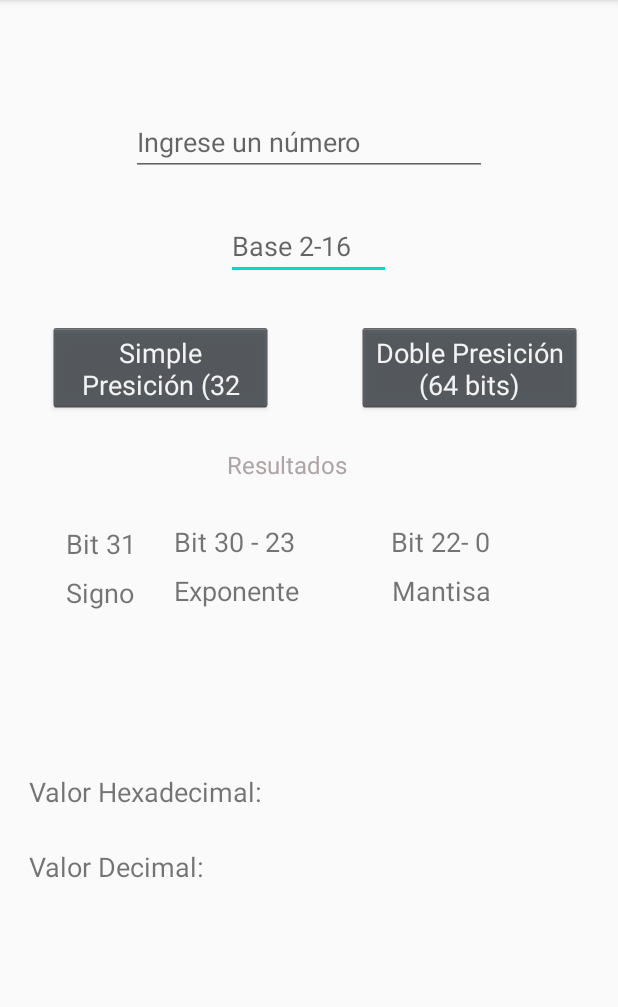
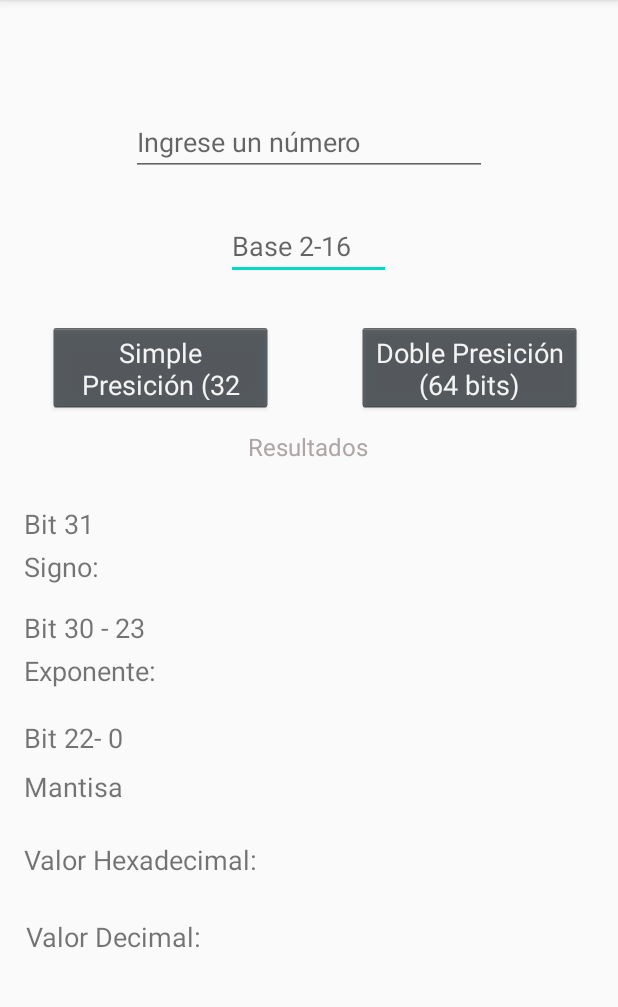
Before and after one commit to Diegohv7/BASE_CONVERTER2, an Android app: the Precisiones screen opened directly, with no data from a screen before it, on a phone screen of 412 x 824 dp, the part 84-1091 px from its top. Run offline under Robolectric (Android 15) with nearby library versions, the phone set to English and light mode, and no system bars.

Commit message:
Base_Converter

```diff
--- a/app/src/main/java/com/example/baseconverter/Converter.java
+++ b/app/src/main/java/com/example/baseconverter/Converter.java
@@ -266,7 +266,7 @@ public class Converter {
            k++;
         }
         n1=astringdouble(nt);
-        n1=n1.substring(1,n1.length());
+        n1=n1.substring(2,n1.length());
         return n1;
     }
     String SimplePrecisionExp(String n1, String b) {
--- a/app/src/main/java/com/example/baseconverter/Precisiones.java
+++ b/app/src/main/java/com/example/baseconverter/Precisiones.java
@@ -28,7 +28,7 @@ public class Precisiones extends AppCompatActivity {
 
 
     //botones
-    public void SimplePresicionExponente(View view) {
+    public void SimplePresicion(View view) {
         String numero = nu.getText().toString() + "";
         String base = ba.getText().toString() + "";
         String result = "ERROR";
@@ -36,19 +36,20 @@ public class Precisiones extends AppCompatActivity {
         String exponente="";
         String signo="";
         if ((numero!="")&&(base!="")) {
-            if ((nro.ainteger(base) > 1) && (nro.ainteger(base) < 17))
+            if ((nro.ainteger(base) > 1) && (nro.ainteger(base) < 17)) {
                 if ((numero.charAt(0)) != '-') {
                     mantisa = nro.conversion(numero, base, "2");
                     exponente = nro.conversion(numero, base, "2");
-                    signo = "1";
-                }else {
+                    signo = "0";
+                } else {
                     numero = nro.limpiar(numero);
                     mantisa = nro.convertirnegativo(numero, base, "2", "8");
                     exponente = nro.conversion(numero, base, "2");
                     signo = "1";
                 }
-              mantisa=nro.SimplePrecisionMan(mantisa,base);
-                exponente=nro.SimplePrecisionExp(exponente,base);
+                mantisa = nro.SimplePrecisionMan(mantisa, base);
+                exponente = nro.SimplePrecisionExp(exponente, base);
+            }
         }if (mantisa!=""){
             man.setText(mantisa);
             exp.setText(exponente);
--- a/app/src/main/res/layout/activity_precisiones.xml
+++ b/app/src/main/res/layout/activity_precisiones.xml
@@ -13,13 +13,15 @@
         android:layout_below="@+id/editText3"
         android:layout_alignParentStart="true"
         android:layout_alignParentLeft="true"
-        android:layout_marginTop="28dp"
+        android:layout_marginStart="16dp"
+        android:layout_marginLeft="16dp"
+        android:layout_marginTop="20dp"
         android:text="Bit 22- 0"
         android:textSize="18sp"
         app:layout_constraintEnd_toEndOf="parent"
-        app:layout_constraintHorizontal_bias="0.754"
+        app:layout_constraintHorizontal_bias="0.0"
         app:layout_constraintStart_toStartOf="parent"
-        app:layout_constraintTop_toBottomOf="@+id/textView9" />
+        app:layout_constraintTop_toBottomOf="@+id/textView16" />
 
     <TextView
         android:id="@+id/textView17"
@@ -28,11 +30,13 @@
         android:layout_below="@+id/editText3"
         android:layout_alignParentStart="true"
         android:layout_alignParentLeft="true"
+        android:layout_marginStart="16dp"
+        android:layout_marginLeft="16dp"
         android:layout_marginTop="8dp"
         android:text="Mantisa"
         android:textSize="18sp"
         app:layout_constraintEnd_toEndOf="parent"
-        app:layout_constraintHorizontal_bias="0.755"
+        app:layout_constraintHorizontal_bias="0.0"
         app:layout_constraintStart_toStartOf="parent"
         app:layout_constraintTop_toBottomOf="@+id/textView14" />
 
@@ -45,13 +49,13 @@
         android:layout_alignParentLeft="true"
         android:layout_marginStart="16dp"
         android:layout_marginLeft="16dp"
-        android:layout_marginTop="52dp"
+        android:layout_marginTop="24dp"
         android:text="Valor Hexadecimal:"
         android:textSize="18sp"
         app:layout_constraintEnd_toStartOf="@+id/textView23"
-        app:layout_constraintHorizontal_bias="0.093"
+        app:layout_constraintHorizontal_bias="0.0"
         app:layout_constraintStart_toStartOf="parent"
-        app:layout_constraintTop_toBottomOf="@+id/textView18" />
+        app:layout_constraintTop_toBottomOf="@+id/textView17" />
 
     <TextView
         android:id="@+id/textView12"
@@ -60,9 +64,9 @@
         android:layout_below="@+id/editText3"
         android:layout_alignParentStart="true"
         android:layout_alignParentLeft="true"
-        android:layout_marginStart="44dp"
-        android:layout_marginLeft="44dp"
-        android:layout_marginTop="29dp"
+        android:layout_marginStart="16dp"
+        android:layout_marginLeft="16dp"
+        android:layout_marginTop="28dp"
         android:text="Bit 31"
         android:textSize="18sp"
         app:layout_constraintStart_toStartOf="parent"
@@ -85,7 +89,7 @@
         app:layout_constraintHorizontal_bias="0.093"
         app:layout_constraintStart_toStartOf="parent"
         app:layout_constraintTop_toBottomOf="@+id/textView21"
-        app:layout_constraintVertical_bias="0.0" />
+        app:layout_constraintVertical_bias="0.01" />
 
     <TextView
         android:id="@+id/textView16"
@@ -94,39 +98,37 @@
         android:layout_below="@+id/editText3"
         android:layout_alignParentStart="true"
         android:layout_alignParentLeft="true"
-        android:layout_marginStart="116dp"
-        android:layout_marginLeft="116dp"
-        android:layout_marginTop="8dp"
-        android:text="Exponente"
+        android:layout_marginStart="16dp"
+        android:layout_marginLeft="16dp"
+        android:layout_marginTop="4dp"
+        android:text="Exponente:"
         android:textSize="18sp"
-        app:layout_constraintEnd_toStartOf="@+id/textView17"
-        app:layout_constraintHorizontal_bias="0.0"
         app:layout_constraintStart_toStartOf="parent"
         app:layout_constraintTop_toBottomOf="@+id/textView13" />
 
     <TextView
-        android:id="@+id/textView19"
-        android:layout_width="115dp"
-        android:layout_height="32dp"
-        android:layout_marginStart="36dp"
-        android:layout_marginLeft="36dp"
-        android:layout_marginTop="28dp"
-        app:layout_constraintEnd_toStartOf="@+id/textView20"
-        app:layout_constraintHorizontal_bias="0.78"
+        android:id="@+id/textView20"
+        android:layout_width="288dp"
+        android:layout_height="37dp"
+        android:layout_marginTop="34dp"
+        android:textColor="#000000"
+        android:textStyle="bold"
+        app:layout_constraintEnd_toEndOf="parent"
+        app:layout_constraintHorizontal_bias="1.0"
         app:layout_constraintStart_toStartOf="parent"
-        app:layout_constraintTop_toBottomOf="@+id/textView16" />
+        app:layout_constraintTop_toBottomOf="@+id/textView19" />
 
     <TextView
         android:id="@+id/textView24"
-        android:layout_width="132dp"
+        android:layout_width="200dp"
         android:layout_height="30dp"
         android:layout_marginTop="20dp"
-        android:layout_marginEnd="68dp"
-        android:layout_marginRight="68dp"
+        android:layout_marginEnd="16dp"
+        android:layout_marginRight="16dp"
         app:layout_constraintBottom_toBottomOf="parent"
         app:layout_constraintEnd_toEndOf="parent"
         app:layout_constraintTop_toBottomOf="@+id/textView23"
-        app:layout_constraintVertical_bias="0.007" />
+        app:layout_constraintVertical_bias="0.01" />
 
     <TextView
         android:id="@+id/textView13"
@@ -135,37 +137,38 @@
         android:layout_below="@+id/editText3"
         android:layout_alignParentStart="true"
         android:layout_alignParentLeft="true"
-        android:layout_marginTop="28dp"
-        android:layout_marginEnd="56dp"
-        android:layout_marginRight="56dp"
+        android:layout_marginStart="16dp"
+        android:layout_marginLeft="16dp"
+        android:layout_marginTop="16dp"
         android:text="Bit 30 - 23"
         android:textSize="18sp"
-        app:layout_constraintEnd_toStartOf="@+id/textView14"
-        app:layout_constraintHorizontal_bias="0.75"
-        app:layout_constraintStart_toEndOf="@+id/textView12"
-        app:layout_constraintTop_toBottomOf="@+id/textView9" />
+        app:layout_constraintStart_toStartOf="parent"
+        app:layout_constraintTop_toBottomOf="@+id/textView15" />
 
     <TextView
         android:id="@+id/textView23"
-        android:layout_width="132dp"
+        android:layout_width="200dp"
         android:layout_height="30dp"
-        android:layout_marginTop="52dp"
-        android:layout_marginEnd="68dp"
-        android:layout_marginRight="68dp"
+        android:layout_marginTop="40dp"
+        android:layout_marginEnd="16dp"
+        android:layout_marginRight="16dp"
         app:layout_constraintEnd_toEndOf="parent"
         app:layout_constraintTop_toBottomOf="@+id/textView20" />
 
     <TextView
-        android:id="@+id/textView20"
-        android:layout_width="140dp"
-        android:layout_height="32dp"
+        android:id="@+id/textView18"
+        android:layout_width="288dp"
+        android:layout_height="37dp"
         android:layout_marginStart="36dp"
         android:layout_marginLeft="36dp"
-        android:layout_marginTop="28dp"
+        android:layout_marginTop="32dp"
+        android:textColor="#000000"
+        android:textSize="14sp"
+        android:textStyle="bold"
         app:layout_constraintEnd_toEndOf="parent"
-        app:layout_constraintHorizontal_bias="0.921"
+        app:layout_constraintHorizontal_bias="1.0"
         app:layout_constraintStart_toStartOf="parent"
-        app:layout_constraintTop_toBottomOf="@+id/textView17" />
+        app:layout_constraintTop_toBottomOf="@+id/textView9" />
 
     <TextView
         android:id="@+id/textView9"
@@ -174,12 +177,12 @@
         android:layout_below="@+id/textView7"
         android:layout_alignParentStart="true"
         android:layout_alignParentLeft="true"
-        android:layout_marginTop="112dp"
+        android:layout_marginTop="100dp"
         android:text="Resultados"
         android:textColor="#AEA6A6"
         android:textSize="16sp"
         app:layout_constraintEnd_toEndOf="parent"
-        app:layout_constraintHorizontal_bias="0.456"
+        app:layout_constraintHorizontal_bias="0.498"
         app:layout_constraintStart_toStartOf="parent"
         app:layout_constraintTop_toBottomOf="@+id/edt10" />
 
@@ -222,7 +225,7 @@
         android:layout_marginStart="32dp"
         android:layout_marginLeft="32dp"
         android:layout_marginTop="28dp"
-        android:onClick="SimplePresicionExponente"
+        android:onClick="SimplePresicion"
         android:text="Simple Presición (32 bits)"
         app:layout_constraintStart_toStartOf="parent"
         app:layout_constraintTop_toBottomOf="@+id/edt10" />
@@ -248,24 +251,26 @@
         android:layout_below="@+id/editText3"
         android:layout_alignParentStart="true"
         android:layout_alignParentLeft="true"
-        android:layout_marginStart="44dp"
-        android:layout_marginLeft="44dp"
-        android:layout_marginTop="8dp"
-        android:text="Signo"
+        android:layout_marginStart="16dp"
+        android:layout_marginLeft="16dp"
+        android:layout_marginTop="4dp"
+        android:text="Signo:"
         android:textSize="18sp"
         app:layout_constraintStart_toStartOf="parent"
         app:layout_constraintTop_toBottomOf="@+id/textView12" />
 
     <TextView
-        android:id="@+id/textView18"
-        android:layout_width="50dp"
-        android:layout_height="32dp"
-        android:layout_marginStart="36dp"
-        android:layout_marginLeft="36dp"
-        android:layout_marginTop="24dp"
-        app:layout_constraintEnd_toStartOf="@+id/textView19"
-        app:layout_constraintHorizontal_bias="0.0"
+        android:id="@+id/textView19"
+        android:layout_width="288dp"
+        android:layout_height="37dp"
+        android:layout_marginTop="34dp"
+        android:textColor="#000000"
+        android:textIsSelectable="false"
+        android:textSize="14sp"
+        android:textStyle="bold"
+        app:layout_constraintEnd_toEndOf="parent"
+        app:layout_constraintHorizontal_bias="1.0"
         app:layout_constraintStart_toStartOf="parent"
-        app:layout_constraintTop_toBottomOf="@+id/textView15" />
+        app:layout_constraintTop_toBottomOf="@+id/textView18" />
 
 </androidx.constraintlayout.widget.ConstraintLayout>
```
